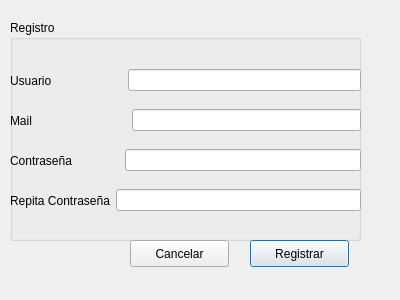
Qt form signin.ui (luchoaraya30/flipigas) before a commit.
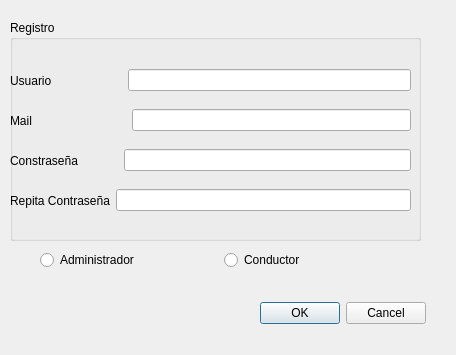
The same form after that commit.

What changed in the file:
```diff
--- a/signin.ui
+++ b/signin.ui
@@ -6,8 +6,8 @@
    <rect>
     <x>0</x>
     <y>0</y>
-    <width>400</width>
-    <height>300</height>
+    <width>456</width>
+    <height>355</height>
    </rect>
   </property>
   <property name="windowTitle">
@@ -18,7 +18,7 @@
     <rect>
      <x>10</x>
      <y>20</y>
-     <width>351</width>
+     <width>411</width>
      <height>221</height>
     </rect>
    </property>
@@ -30,7 +30,7 @@
      <rect>
       <x>0</x>
       <y>40</y>
-      <width>351</width>
+      <width>401</width>
       <height>41</height>
      </rect>
     </property>
@@ -43,29 +43,7 @@
       </widget>
      </item>
      <item>
-      <widget class="QLineEdit" name="lineEdit"/>
-     </item>
-    </layout>
-   </widget>
-   <widget class="QWidget" name="horizontalLayoutWidget_2">
-    <property name="geometry">
-     <rect>
-      <x>0</x>
-      <y>120</y>
-      <width>351</width>
-      <height>41</height>
-     </rect>
-    </property>
-    <layout class="QHBoxLayout" name="horizontalLayout_2">
-     <item>
-      <widget class="QLabel" name="label_2">
-       <property name="text">
-        <string>Contraseña              </string>
-       </property>
-      </widget>
-     </item>
-     <item>
-      <widget class="QLineEdit" name="lineEdit_2"/>
+      <widget class="QLineEdit" name="lineEdit_user"/>
      </item>
     </layout>
    </widget>
@@ -73,8 +51,8 @@
     <property name="geometry">
      <rect>
       <x>0</x>
-      <y>80</y>
-      <width>351</width>
+      <y>120</y>
+      <width>401</width>
       <height>41</height>
      </rect>
     </property>
@@ -82,7 +60,7 @@
      <item>
       <widget class="QLabel" name="label_3">
        <property name="text">
-        <string>Mail                            </string>
+        <string>Constraseña            </string>
        </property>
       </widget>
      </item>
@@ -96,7 +74,7 @@
      <rect>
       <x>0</x>
       <y>160</y>
-      <width>351</width>
+      <width>401</width>
       <height>41</height>
      </rect>
     </property>
@@ -109,36 +87,77 @@
       </widget>
      </item>
      <item>
-      <widget class="QLineEdit" name="lineEdit_4"/>
+      <widget class="QLineEdit" name="lineEdit_rpass"/>
+     </item>
+    </layout>
+   </widget>
+   <widget class="QWidget" name="horizontalLayoutWidget_2">
+    <property name="geometry">
+     <rect>
+      <x>0</x>
+      <y>80</y>
+      <width>401</width>
+      <height>41</height>
+     </rect>
+    </property>
+    <layout class="QHBoxLayout" name="horizontalLayout_2">
+     <item>
+      <widget class="QLabel" name="label_2">
+       <property name="text">
+        <string>Mail                            </string>
+       </property>
+      </widget>
+     </item>
+     <item>
+      <widget class="QLineEdit" name="lineEdit_mail"/>
      </item>
     </layout>
    </widget>
   </widget>
-  <widget class="QPushButton" name="pushButton_ok">
+  <widget class="QDialogButtonBox" name="buttonBox">
    <property name="geometry">
     <rect>
      <x>250</x>
-     <y>240</y>
-     <width>99</width>
+     <y>300</y>
+     <width>176</width>
      <height>27</height>
     </rect>
    </property>
-   <property name="text">
-    <string>Registrar</string>
+   <property name="standardButtons">
+    <set>QDialogButtonBox::Cancel|QDialogButtonBox::Ok</set>
    </property>
   </widget>
-  <widget class="QPushButton" name="pushButton_cancel">
+  <widget class="QWidget" name="horizontalLayoutWidget_5">
    <property name="geometry">
     <rect>
-     <x>130</x>
+     <x>40</x>
      <y>240</y>
-     <width>99</width>
-     <height>27</height>
+     <width>361</width>
+     <height>41</height>
     </rect>
    </property>
-   <property name="text">
-    <string>Cancelar</string>
-   </property>
+   <layout class="QHBoxLayout" name="horizontalLayout_5">
+    <item>
+     <widget class="QRadioButton" name="radioButton_ad">
+      <property name="text">
+       <string>Administrador</string>
+      </property>
+      <attribute name="buttonGroup">
+       <string notr="true">buttonGroup</string>
+      </attribute>
+     </widget>
+    </item>
+    <item>
+     <widget class="QRadioButton" name="radioButton_op">
+      <property name="text">
+       <string>Conductor</string>
+      </property>
+      <attribute name="buttonGroup">
+       <string notr="true">buttonGroup</string>
+      </attribute>
+     </widget>
+    </item>
+   </layout>
   </widget>
  </widget>
  <resources/>
```
Left out of the diff: 5 changed lines with no effect on the pictures.
